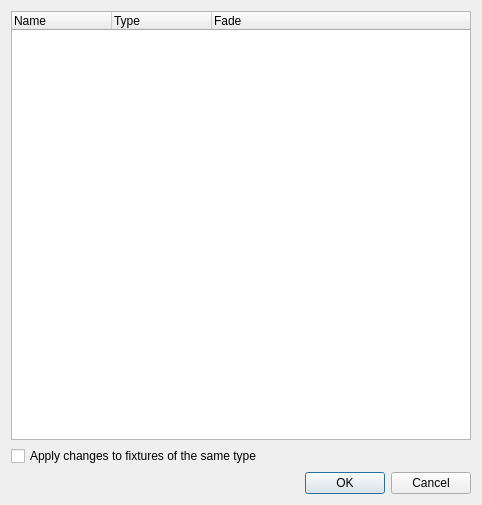
Old version of the form ui/src/channelsselection.ui in the repository mcallegari/qlcplus.
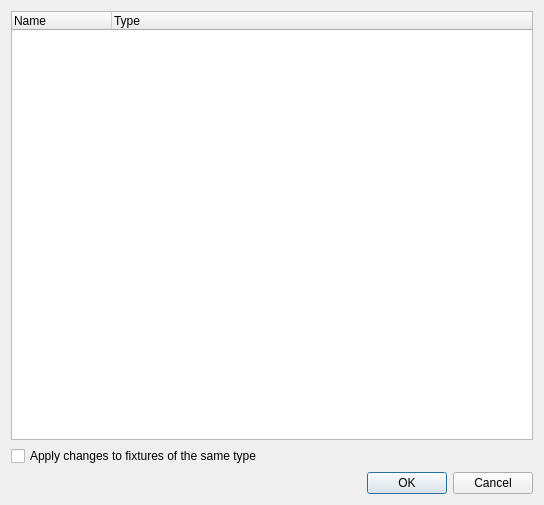
New version of the form. Icons and pictures are not drawn.

```diff
--- a/ui/src/channelsselection.ui
+++ b/ui/src/channelsselection.ui
@@ -6,7 +6,7 @@
    <rect>
     <x>0</x>
     <y>0</y>
-    <width>482</width>
+    <width>544</width>
     <height>505</height>
    </rect>
   </property>
@@ -33,11 +33,6 @@
        <string>Type</string>
       </property>
      </column>
-     <column>
-      <property name="text">
-       <string>Fade</string>
-      </property>
-     </column>
     </widget>
    </item>
    <item>
```
Left out of the diff: 4 changed lines with no effect on the pictures.
